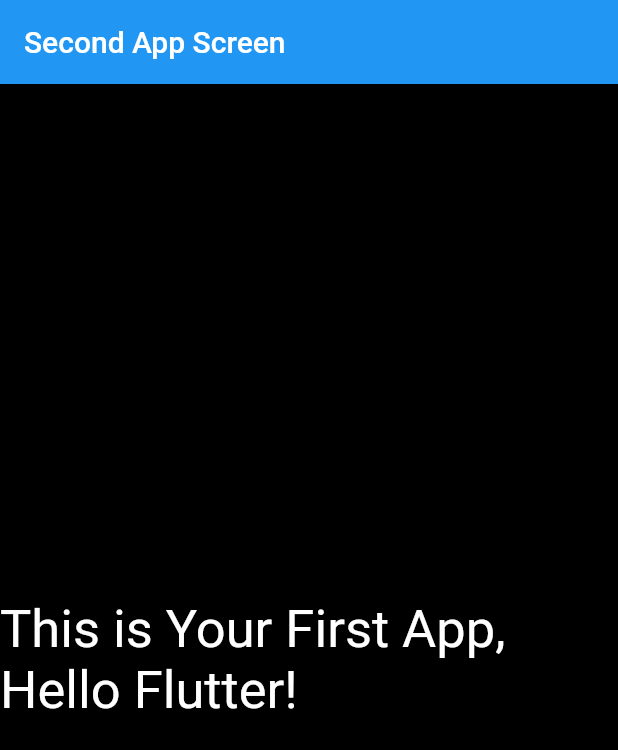
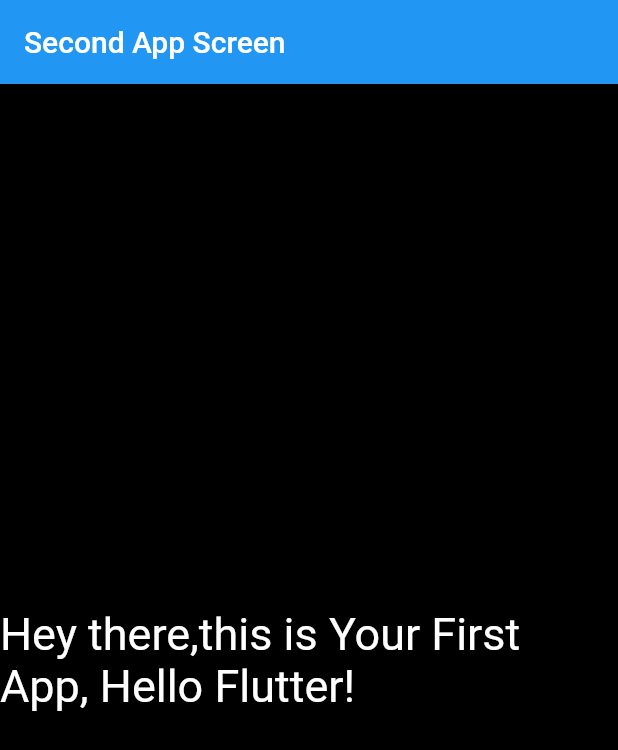
Before and after one commit to Ritikag2906/First-App-Demo, a Flutter app: the screen it shows after launch, on a phone screen of 412 x 824 dp. Shown: the top 750 px of the screen. Run offline on Flutter 3.47's test engine with Material 2 defaults, Android fonts, the phone set to English and light mode, and no system bars.

Commit message:
Update second_screen.dart

```diff
--- a/lib/app_screens/second_screen.dart
+++ b/lib/app_screens/second_screen.dart
@@ -7,9 +7,9 @@ class SecondScreen extends StatelessWidget {
         color: Colors.black,
         child: Center(
             child: Text(
-          "This is Your First App, Hello Flutter!",
+          "Hey there,this is Your First App, Hello Flutter!",
           textDirection: TextDirection.ltr,
-          style: TextStyle(color: Colors.white, fontSize: 35.0),
+          style: TextStyle(color: Colors.white, fontSize: 30.0),
         )));
   }
 }
```
